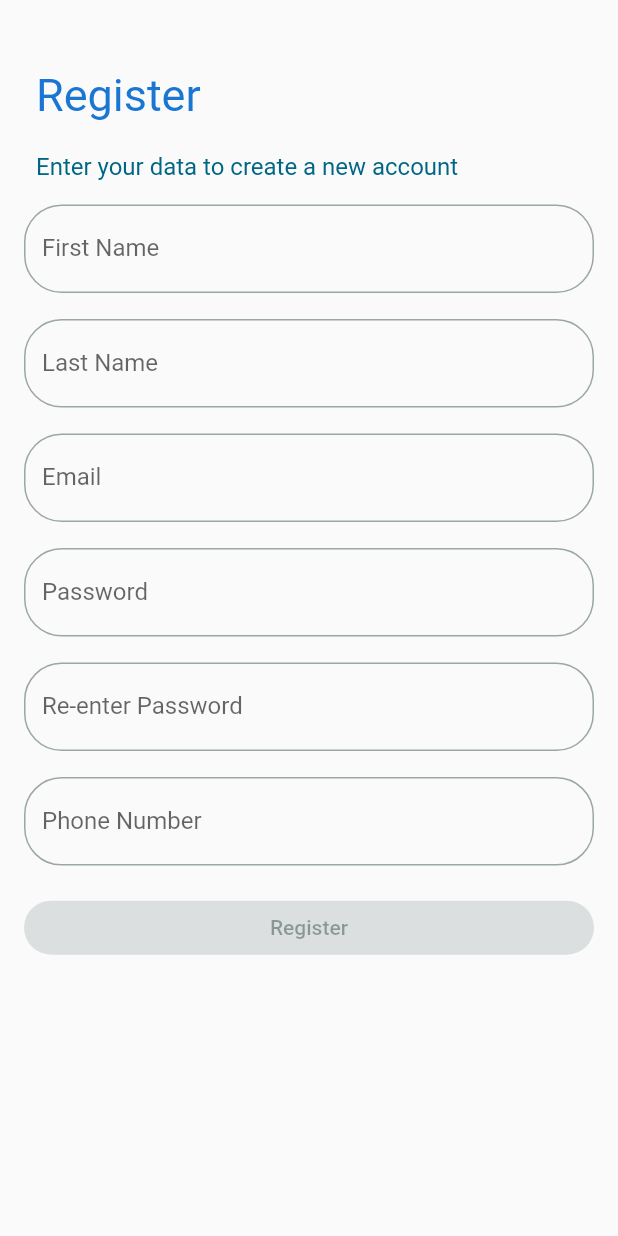
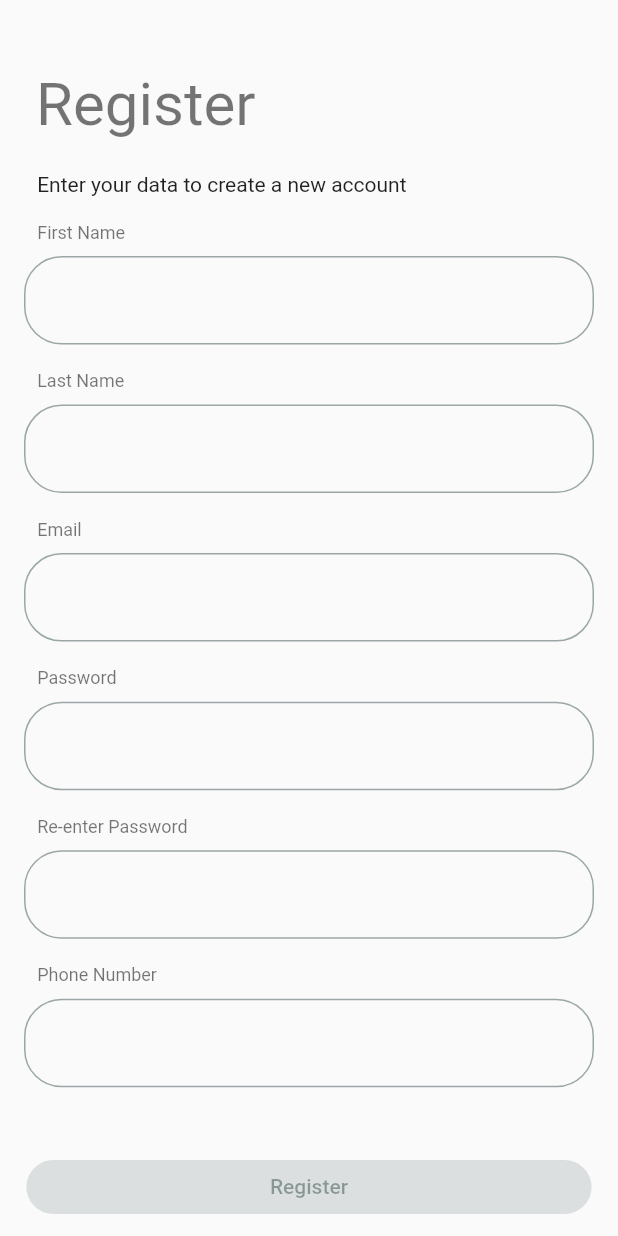
Before and after one commit to mohmdramadn/zetaton_task, a Flutter app: the screen it shows after launch, on a phone screen of 412 x 824 dp. Run offline on Flutter 3.47's test engine with Material 2 defaults, Android fonts, the phone set to English and light mode, and no system bars; our stand-ins replace firebase_auth, firebase_core, flutter_screenutil, fluttertoast, get, internet_connection_checker; accounts and stored records are empty.

Commit message:
Added fonts for the app

```diff
--- a/lib/constants/constant_strings.dart
+++ b/lib/constants/constant_strings.dart
@@ -10,6 +10,7 @@ class Constant {
       const ReEnterPasswordValidationStatus();
   static EmailValidationStatus emailValidationStatus =
       const EmailValidationStatus();
+  static Fonts fonts = const Fonts();
 }
 
 class Titles{
@@ -60,5 +61,12 @@ class ReEnterPasswordValidationStatus {
   String get isValid => 'Valid';
 }
 
+class Fonts{
+  const Fonts();
+  String get nexa => 'Nexa';
+  String get nexaBold => 'NexaBold';
+  String get nexaRegular => 'NexaRegular';
+}
+
 class Url{}
 class SharedPrefsKeys{}
--- a/lib/screens/register/register_screen.dart
+++ b/lib/screens/register/register_screen.dart
@@ -34,6 +34,8 @@ class _Body extends StatelessWidget {
   @override
   Widget build(BuildContext context) {
     return Scaffold(
+      floatingActionButtonLocation: FloatingActionButtonLocation.centerDocked,
+      floatingActionButton: const _RegisterButton(),
       body: Padding(
         padding: const EdgeInsets.all(16.0),
         child: SingleChildScrollView(
@@ -52,14 +54,45 @@ class _Body extends StatelessWidget {
   }
 }
 
-class _UserDetailsFields extends StatelessWidget {
-  const _UserDetailsFields();
+class _RegisterButton extends StatelessWidget {
+  const _RegisterButton();
 
   @override
   Widget build(BuildContext context) {
     var isEnabled =
     context.select((RegisterViewModel vm) => vm.isButtonEnabled);
     var isLoading = context.select((RegisterViewModel vm) => vm.isLoading);
+
+    return SizedBox(
+      width: MediaQuery.of(context).size.width,
+      child: Padding(
+        padding: EdgeInsets.symmetric(horizontal: 16.0.w,vertical: 8.h),
+        child: AppButton(
+          onPressed: !isEnabled
+              ? null
+              : () =>
+                  context.read<RegisterViewModel>().onRegisterSelectedAction(),
+          child: isLoading
+              ? SizedBox(
+                  height: 15.h,
+                  width: 15.w,
+                  child: const CircularProgressIndicator(
+                    color: Colors.white,
+                  ),
+                )
+              : Text(Constant.titles.register),
+        ),
+      ),
+    );
+  }
+}
+
+class _UserDetailsFields extends StatelessWidget {
+  const _UserDetailsFields();
+
+  @override
+  Widget build(BuildContext context) {
+
     var emailController =
         context.select((RegisterViewModel vm) => vm.emailController);
     var passwordController =
@@ -153,23 +186,7 @@ class _UserDetailsFields extends StatelessWidget {
               return null;
             },
           ),
-          SizedBox(height: 16.0.h),
-          AppButton(
-            onPressed: !isEnabled
-                ? null
-                : () => context
-                    .read<RegisterViewModel>()
-                    .onRegisterSelectedAction(),
-            child: isLoading
-                ? SizedBox(
-                    height: 15.h,
-                    width: 15.w,
-                    child: const CircularProgressIndicator(
-                      color: Colors.white,
-                    ),
-                  )
-                : Text(Constant.titles.register),
-          ),
+          SizedBox(height: 30.0.h),
         ],
       ),
     );
@@ -185,10 +202,7 @@ class _Header extends StatelessWidget {
       padding: const EdgeInsets.only(top: 30.0, right: 8.0, left: 8.0),
       child: Text(
         Constant.titles.register,
-        style: TextStyle(
-          fontSize: 30.spMin,
-          color: Theme.of(context).primaryColorDark,
-        ),
+        style: Theme.of(context).textTheme.headlineLarge,
       ),
     );
   }
@@ -200,13 +214,10 @@ class _SubHeader extends StatelessWidget {
   @override
   Widget build(BuildContext context) {
     return Padding(
-      padding: const EdgeInsets.symmetric(vertical: 16.0, horizontal: 8.0),
+      padding: EdgeInsets.symmetric(vertical: 16.0.h, horizontal: 8.0.w),
       child: Text(
         Constant.titles.registerSubHeader,
-        style: TextStyle(
-          fontSize: 16.spMin,
-          color: Theme.of(context).colorScheme.secondary,
-        ),
+        style: Theme.of(context).textTheme.bodyMedium,
       ),
     );
   }
@@ -231,15 +242,24 @@ class _Field extends StatelessWidget {
       decoration: BoxDecoration(
         borderRadius: BorderRadius.circular(8.0),
       ),
-      child: TextFormField(
+      child: Column(
+        crossAxisAlignment: CrossAxisAlignment.start,
+        children: [
+          Padding(
+            padding: EdgeInsets.symmetric(horizontal: 8.0.w),
+            child: Text(labelText,style: Theme.of(context).textTheme.bodySmall),
+          ),
+          SizedBox(height: 8.h,),
+          TextFormField(
             controller: controller,
             decoration: InputDecoration(
-          labelText: labelText,
               border: OutlineInputBorder(borderRadius: BorderRadius.circular(25)),
             ),
             obscureText: obscureText,
             validator: validator,
           ),
+        ],
+      ),
     );
   }
 }
--- a/pubspec.yaml
+++ b/pubspec.yaml
@@ -71,6 +71,12 @@ flutter:
     - family: Nexa
       fonts:
         - asset: assets/fonts/Nexa/Nexa_Light.otf
+    - family: NexaBold
+      fonts:
+        - asset: assets/fonts/Nexa/Nexa_bold.otf
+    - family: NexaRegular
+      fonts:
+        - asset: assets/fonts/Nexa/Nexa_regular.otf
 
   # To add assets to your application, add an assets section, like this:
   # assets:
```
Also changed, not shown: assets/fonts/Nexa/Nexa_Light.otf (added), assets/fonts/Nexa/Nexa_bold.otf (added), assets/fonts/Nexa/Nexa_regular.otf (added). Lines whose indentation alone changed are shown as unchanged.
